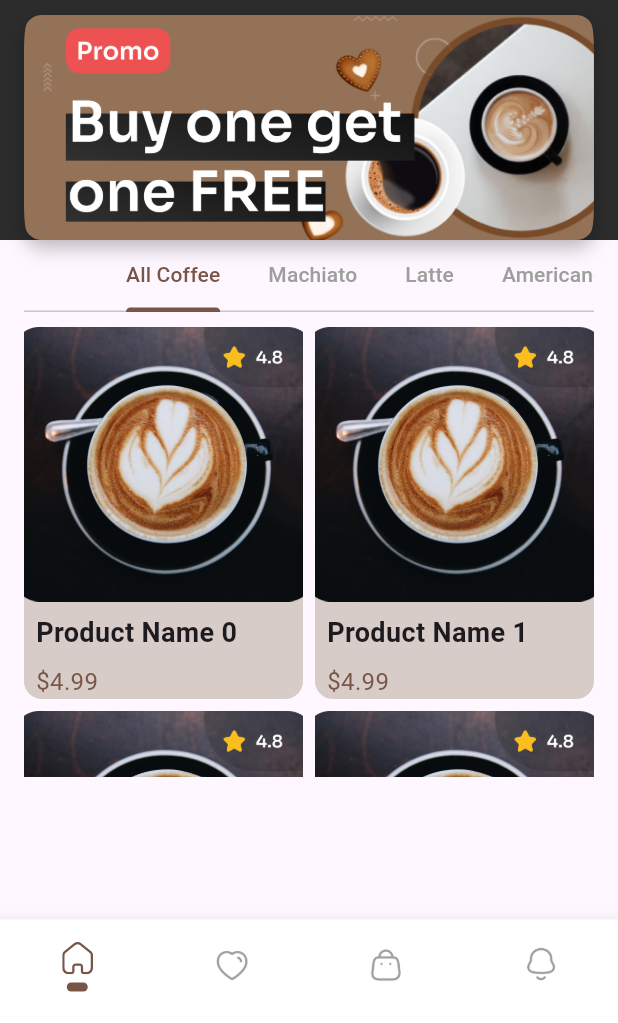
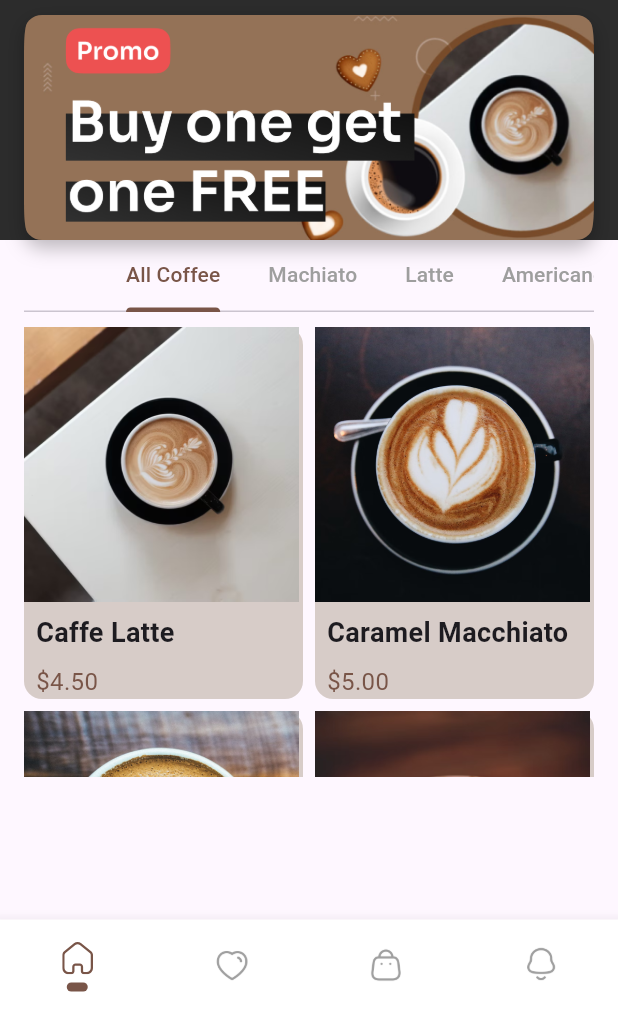
Before and after one commit to Rakibulhasa1/antopolis-project, a Flutter app: the HomePage screen opened directly, on a phone screen of 412 x 824 dp, the part 213-1236 px from its top. Run offline on Flutter 3.47's test engine with Material 3 defaults, Android fonts, the phone set to English and light mode, and no system bars; our stand-ins replace flutter_svg.

Commit message:
antopolis project update

```diff
--- /dev/null
+++ b/lib/coffee_data.dart
@@ -0,0 +1,81 @@
+import 'dart:convert';
+
+class Coffee {
+  final int id;
+  final String name;
+  final String description;
+  final String image;
+  final String price;
+  final String calories;
+
+  Coffee({
+    required this.id,
+    required this.name,
+    required this.description,
+    required this.image,
+    required this.price,
+    required this.calories,
+  });
+
+  factory Coffee.fromJson(Map<String, dynamic> json) {
+    return Coffee(
+      id: json['id'],
+      name: json['name'],
+      description: json['description'],
+      image: json['image'],
+      price: json['price'],
+      calories: json['calories'],
+    );
+  }
+}
+
+List<Coffee> parseCoffeeData(String jsonData) {
+  final parsed = json.decode(jsonData).cast<Map<String, dynamic>>();
+  return parsed.map<Coffee>((json) => Coffee.fromJson(json)).toList();
+}
+
+String coffeeJson = '''
+[
+  {
+    "id": 1,
+    "name": "Caffe Latte",
+    "description": "Smooth and creamy with steamed milk",
+    "image": "assets/Property 1=Coffee, Property 2=1.png",
+    "price": "\$4.50",
+    "calories": "150 Calories"
+  },
+  {
+    "id": 2,
+    "name": "Caramel Macchiato",
+    "description": "Rich espresso with caramel drizzle",
+    "image": "assets/Property 1=Coffee, Property 2=2.png",
+    "price": "\$5.00",
+    "calories": "250 Calories"
+  },
+  {
+    "id": 3,
+    "name": "Espresso",
+    "description": "Strong and bold, a pure espresso shot",
+    "image": "assets/Property 1=Coffee, Property 2=3.png",
+    "price": "\$2.50",
+    "calories": "10 Calories"
+  },
+  {
+    "id": 4,
+    "name": "Mocha",
+    "description": "Espresso mixed with chocolate and milk",
+    "image": "assets/Property 1=Coffee, Property 2=4.png",
+    "price": "\$4.00",
+    "calories": "200 Calories"
+  },
+  {
+    "id": 5,
+    "name": "Cappuccino",
+    "description": "Classic with steamed milk and foam",
+    "image": "assets/Property 1=Coffee, Property 2=5.png",
+    "price": "\$4.20",
+    "calories": "180 Calories"
+  }
+
+]
+''';
--- a/lib/favourite_page.dart
+++ b/lib/favourite_page.dart
@@ -7,7 +7,7 @@ class FavoritePage extends StatelessWidget {
       "description": "Smooth and creamy with steamed milk",
       "servings": "For 1 Person",
       "calories": "15 Calories",
-      "image": "assets/Property 1=Coffee, Property 2=1.png", // Replace with actual image assets
+      "image": "assets/Property 1=Coffee, Property 2=1.png",
     },
     {
       "name": "Caramel Macchiato",
@@ -60,7 +60,6 @@ class FavoritePage extends StatelessWidget {
           IconButton(
             icon: Icon(Icons.notifications_none, color: Colors.black),
             onPressed: () {
-              // Notification button action
             },
           ),
         ],
--- a/lib/home_screen.dart
+++ b/lib/home_screen.dart
@@ -2,6 +2,8 @@
 
 import 'package:antopolis_project/product_details.dart';
 import 'package:flutter/material.dart';
+
+import 'coffee_data.dart';
 
 class HomeScreen extends StatefulWidget {
   @override
@@ -10,6 +12,7 @@ class HomeScreen extends StatefulWidget {
 
 class _HomeScreenState extends State<HomeScreen> with SingleTickerProviderStateMixin {
   late TabController _tabController;
+  List<Coffee> coffeeItems = parseCoffeeData(coffeeJson);
   @override
   void initState() {
     super.initState();
@@ -45,7 +48,6 @@ class _HomeScreenState extends State<HomeScreen> with SingleTickerProviderStateM
                     ),
                     GestureDetector(
                       onTap: () {
-                        // Handle location change
                       },
                       child: const Row(
                         children: [
@@ -60,8 +62,6 @@ class _HomeScreenState extends State<HomeScreen> with SingleTickerProviderStateM
                   ],
                 ),
                 const SizedBox(height: 10),
-
-                // Search bar
                 Stack(
                   children: [
                     TextField(
@@ -89,13 +89,12 @@ class _HomeScreenState extends State<HomeScreen> with SingleTickerProviderStateM
                         ),
                         filled: true,
                         fillColor: Color(0xff2a2a2a),
-                        contentPadding: EdgeInsets.only(left: 16.0, right: 56.0), // Adjust right padding to accommodate filter button
+                        contentPadding: EdgeInsets.only(left: 16.0, right: 56.0),
                       ),
                     ),
                   ],
                 ),
                 const SizedBox(height: 10),
-                // Promo image
                 Container(
                   height: 150,
                   decoration: BoxDecoration(
@@ -140,13 +139,9 @@ class _HomeScreenState extends State<HomeScreen> with SingleTickerProviderStateM
                   child: TabBarView(
                     controller: _tabController,
                     children: [
-                      // All Coffee Tab Content
                       buildProductList(),
-                      // Machiato Tab Content
                       buildProductList(),
-                      // Latte Tab Content
                       buildProductList(),
-                      // Americano Tab Content
                       buildProductList(),
                     ],
                   ),
@@ -169,11 +164,17 @@ class _HomeScreenState extends State<HomeScreen> with SingleTickerProviderStateM
           mainAxisSpacing: 8,
           childAspectRatio: 0.75,
         ),
-        itemCount: 20,
+        itemCount: coffeeItems.length,
         itemBuilder: (context, index) {
+          final coffee = coffeeItems[index];
           return GestureDetector(
-            onTap: (){
-              Navigator.push(context, MaterialPageRoute(builder: (context)=>ProductDetailsPage()));
+            onTap: () {
+              Navigator.push(
+                context,
+                MaterialPageRoute(
+                  builder: (context) => ProductDetailsPage(coffee: coffee),
+                ),
+              );
             },
             child: Container(
               decoration: BoxDecoration(
@@ -185,22 +186,28 @@ class _HomeScreenState extends State<HomeScreen> with SingleTickerProviderStateM
                 children: [
                   Expanded(
                     child: Image.asset(
-                      'assets/Image & Rating.png',
+                      coffee.image,
                       fit: BoxFit.cover,
                     ),
                   ),
                   Padding(
                     padding: const EdgeInsets.all(8.0),
                     child: Text(
-                      'Product Name $index',
-                      style: TextStyle(fontSize: 18, fontWeight: FontWeight.bold),
+                      coffee.name,
+                      style: const TextStyle(
+                        fontSize: 18,
+                        fontWeight: FontWeight.bold,
+                      ),
                     ),
                   ),
-                  const Padding(
-                    padding: EdgeInsets.symmetric(horizontal: 8.0),
+                  Padding(
+                    padding: const EdgeInsets.symmetric(horizontal: 8.0),
                     child: Text(
-                      '\$4.99',
-                      style: TextStyle(fontSize: 16, color: Colors.brown),
+                      coffee.price,
+                      style: const TextStyle(
+                        fontSize: 16,
+                        color: Colors.brown,
+                      ),
                     ),
                   ),
                 ],
@@ -208,7 +215,7 @@ class _HomeScreenState extends State<HomeScreen> with SingleTickerProviderStateM
             ),
           );
         },
-      ),
+      )
     );
   }
 }
```
Also changed, not shown: lib/cart_page.dart (+3 -20 lines), lib/product_details.dart (+45 -49 lines), lib/product_items.dart (+11 -13 lines).
